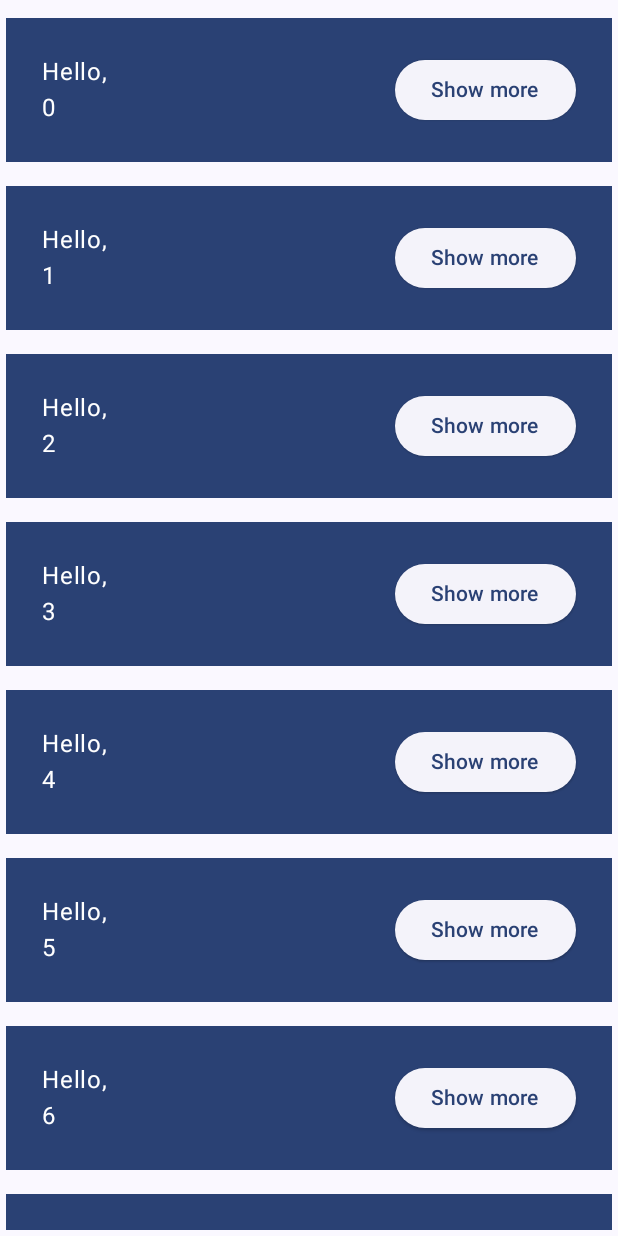
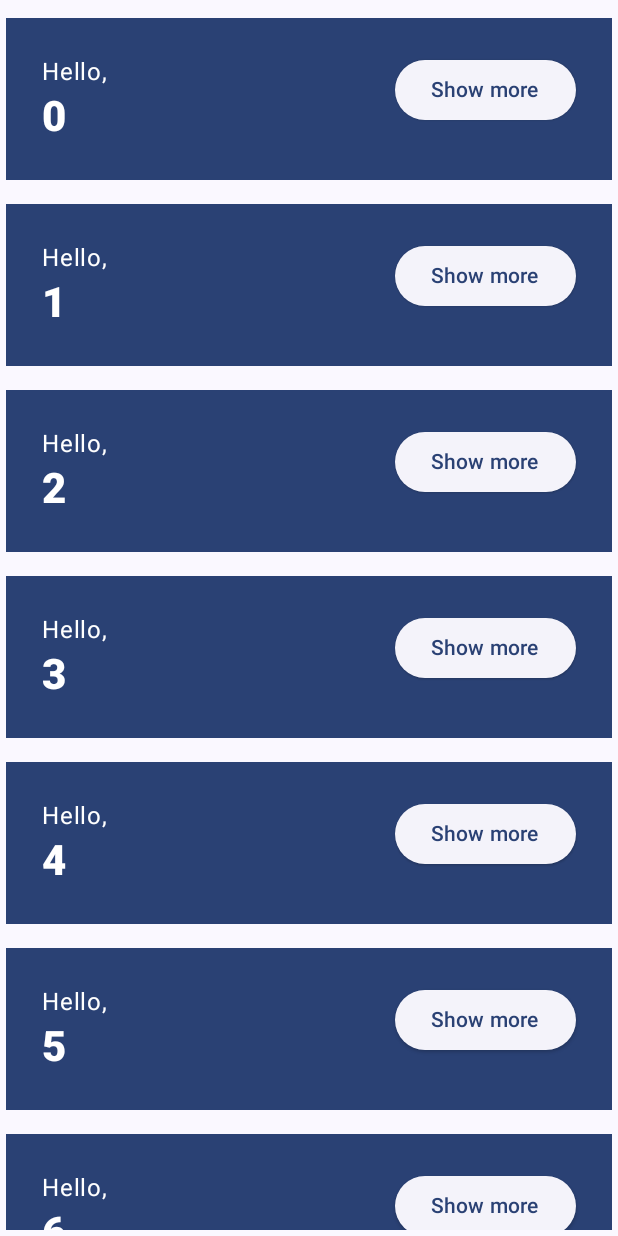
Before and after one commit to OhGyong/Jetpack-Compose-Android, an Android app built with Jetpack Compose: the screen it shows after launch (MainActivity), after a tap on "Continue", on a phone screen of 412 x 824 dp. Run offline under Robolectric (Android 15) with nearby library versions, the phone set to English and light mode, and no system bars.

Commit message:
PATHWAY 1- BasicsCodelab 12

```diff
--- a/PATHWAY 1- Compose essentials/BasicsCodelab/app/src/main/java/com/study/basicscodelab/MainActivity.kt
+++ b/PATHWAY 1- Compose essentials/BasicsCodelab/app/src/main/java/com/study/basicscodelab/MainActivity.kt
@@ -1,5 +1,6 @@
 package com.study.basicscodelab
 
+import android.content.res.Configuration.UI_MODE_NIGHT_YES
 import android.os.Bundle
 import androidx.activity.ComponentActivity
 import androidx.activity.compose.setContent
@@ -14,6 +15,7 @@ import androidx.compose.runtime.*
 import androidx.compose.runtime.saveable.rememberSaveable
 import androidx.compose.ui.Alignment
 import androidx.compose.ui.Modifier
+import androidx.compose.ui.text.font.FontWeight
 import androidx.compose.ui.tooling.preview.Preview
 import androidx.compose.ui.unit.coerceAtLeast
 import androidx.compose.ui.unit.dp
@@ -99,7 +101,9 @@ fun Greeting(name: String) {
                     .padding(bottom = extraPadding.coerceAtLeast(0.dp))
             ) {
                 Text(text = "Hello, ")
-                Text(text = name)
+                Text(text = name, style = MaterialTheme.typography.headlineMedium.copy(
+                    fontWeight = FontWeight.ExtraBold
+                ))
             }
             ElevatedButton(onClick = {
                 expanded = !expanded
@@ -110,11 +114,17 @@ fun Greeting(name: String) {
     }
 }
 
-@Preview(showBackground = true, name = "Text Preview", widthDp = 320)
+@Preview(
+    showBackground = true,
+    name = "Text Preview",
+    uiMode = UI_MODE_NIGHT_YES,
+    widthDp = 320
+)
+@Preview(showBackground = true, widthDp = 320)
 @Composable
 fun DefaultPreview() {
     BasicsCodelabTheme {
-        MyApp()
+        Greetings()
     }
 }
 
--- a/PATHWAY 1- Compose essentials/BasicsCodelab/app/src/main/java/com/study/basicscodelab/ui/theme/Color.kt
+++ b/PATHWAY 1- Compose essentials/BasicsCodelab/app/src/main/java/com/study/basicscodelab/ui/theme/Color.kt
@@ -9,3 +9,8 @@ val Pink80 = Color(0xFFEFB8C8)
 val Purple40 = Color(0xFF6650a4)
 val PurpleGrey40 = Color(0xFF625b71)
 val Pink40 = Color(0xFF7D5260)
+
+val Navy = Color(0xFF073042)
+val Blue = Color(0xFF4285F4)
+val LightBlue = Color(0xFFD7EFFE)
+val Chartreuse = Color(0xFFEFF7CF)
--- a/PATHWAY 1- Compose essentials/BasicsCodelab/app/src/main/java/com/study/basicscodelab/ui/theme/Theme.kt
+++ b/PATHWAY 1- Compose essentials/BasicsCodelab/app/src/main/java/com/study/basicscodelab/ui/theme/Theme.kt
@@ -10,6 +10,7 @@ import androidx.compose.material3.dynamicLightColorScheme
 import androidx.compose.material3.lightColorScheme
 import androidx.compose.runtime.Composable
 import androidx.compose.runtime.SideEffect
+import androidx.compose.ui.graphics.Color
 import androidx.compose.ui.graphics.toArgb
 import androidx.compose.ui.platform.LocalContext
 import androidx.compose.ui.platform.LocalView
@@ -22,19 +23,10 @@ private val DarkColorScheme = darkColorScheme(
 )
 
 private val LightColorScheme = lightColorScheme(
-    primary = Purple40,
-    secondary = PurpleGrey40,
-    tertiary = Pink40
-
-    /* Other default colors to override
-    background = Color(0xFFFFFBFE),
-    surface = Color(0xFFFFFBFE),
-    onPrimary = Color.White,
-    onSecondary = Color.White,
-    onTertiary = Color.White,
-    onBackground = Color(0xFF1C1B1F),
-    onSurface = Color(0xFF1C1B1F),
-    */
+    surface = Blue,
+    onSurface = Color.White,
+    primary = LightBlue,
+    onPrimary = Navy
 )
 
 @Composable
```
Also changed, not shown: 1 other file.
